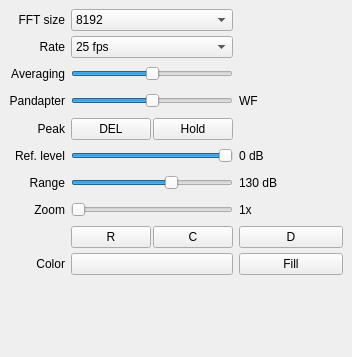
Old version of the form src/qtgui/dockfft.ui in the repository gqrx-sdr/gqrx.
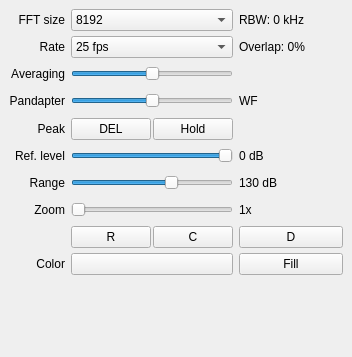
New version of the form. Icons and pictures are not drawn. Custom widgets are drawn as their Qt base class.

Commit message: Add FFT RBW and overlap displays.

The edit to the form file:
```diff
--- a/src/qtgui/dockfft.ui
+++ b/src/qtgui/dockfft.ui
@@ -791,6 +791,26 @@
         </item>
        </layout>
       </item>
+      <item row="1" column="2">
+       <widget class="QLabel" name="fftOvrLabel">
+        <property name="toolTip">
+         <string>FFT buffer overlap betwen two consecutive FFT calculations.</string>
+        </property>
+        <property name="text">
+         <string>Overlap: 0%</string>
+        </property>
+       </widget>
+      </item>
+      <item row="0" column="2">
+       <widget class="QLabel" name="fftRbwLabel">
+        <property name="toolTip">
+         <string>Resolution bandwidth</string>
+        </property>
+        <property name="text">
+         <string>RBW: 0 kHz</string>
+        </property>
+       </widget>
+      </item>
      </layout>
     </item>
     <item>
```
The commit also changes 3 other files.
